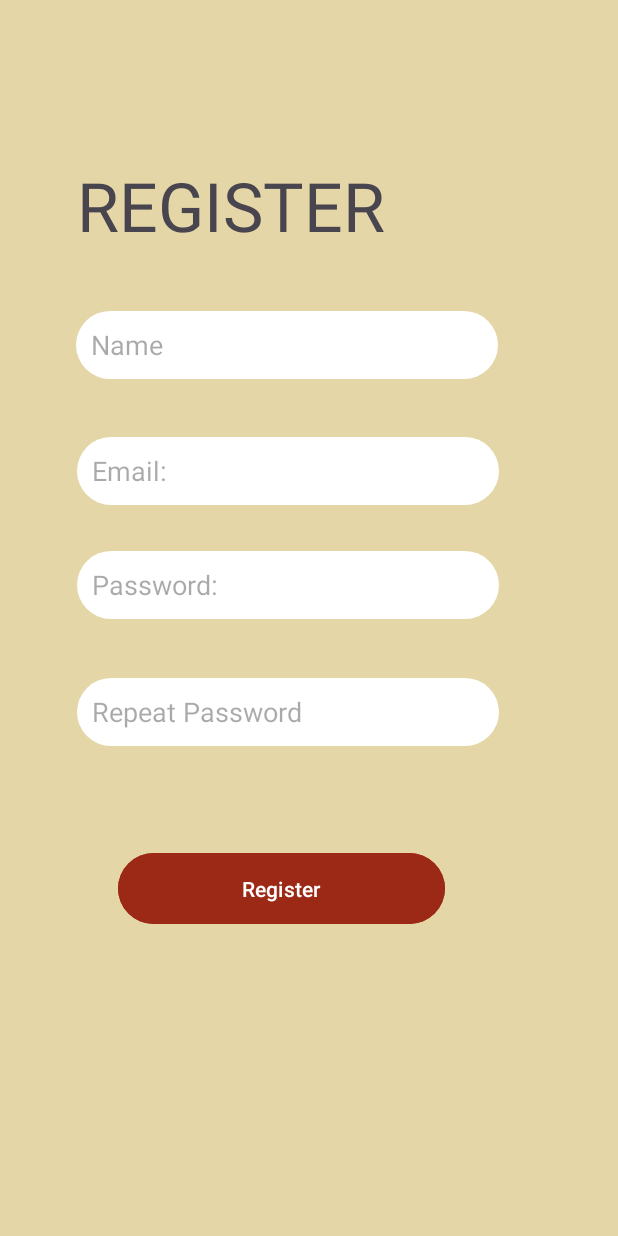
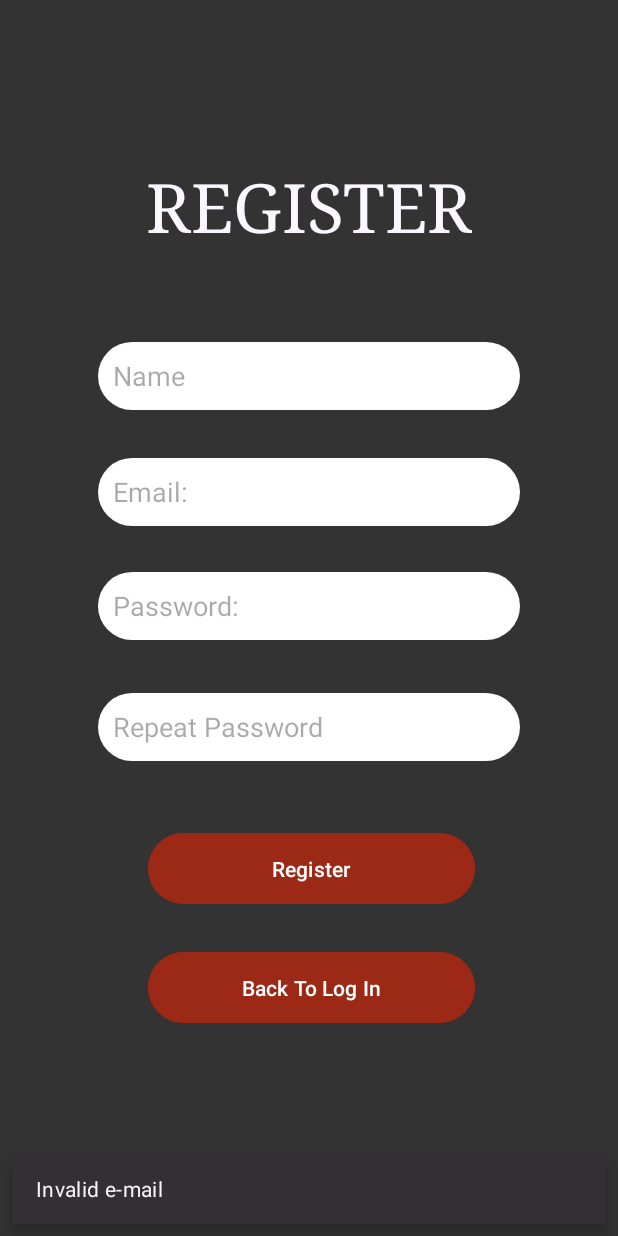
Before and after one commit to damianSte/DailyEdu, an Android app: the RegisterActivity screen opened directly, with no data from a screen before it, after a tap on "Register", on a phone screen of 412 x 824 dp. Run offline under Robolectric (Android 15) with nearby library versions, the phone set to English and light mode, and no system bars; our stand-ins replace Firebase (no records; nobody signed in at launch, a user with empty details on screens opened directly).

Commit message:
connecting error bars

```diff
--- a/app/build.gradle.kts
+++ b/app/build.gradle.kts
@@ -10,7 +10,7 @@ android {
 
     defaultConfig {
         applicationId = "com.example.dailyedu"
-        minSdk = 33
+        minSdk = 29
         targetSdk = 34
         versionCode = 1
         versionName = "1.0"
--- a/app/src/main/java/com/example/dailyedu/LogInActivity.kt
+++ b/app/src/main/java/com/example/dailyedu/LogInActivity.kt
@@ -8,9 +8,10 @@ import android.text.TextUtils
 import android.view.View
 import android.widget.Button
 import android.widget.EditText
+import com.example.dailyedu.firestore.ErrorSnackBar
 import com.google.firebase.auth.FirebaseAuth
 
-class LogInActivity : AppCompatActivity() {
+class LogInActivity : ErrorSnackBar() {
 
     private lateinit var inputEmail: EditText
     private lateinit var inputPassword: EditText
@@ -44,15 +45,15 @@ class LogInActivity : AppCompatActivity() {
 
         return when {
             TextUtils.isEmpty(email) -> {
-                //showErrorSnackBar("User not found", true)
+                showErrorSnackBar("User not found", true)
                 false
             }
             TextUtils.isEmpty(password) -> {
-               // showErrorSnackBar("Invalid Password or Email", true)
+                showErrorSnackBar("Invalid Password or Email", true)
                 false
             }
             else -> {
-               // showErrorSnackBar("Your details are valid", false)
+                showErrorSnackBar("Your details are valid", false)
                 true
             }
         }
@@ -80,11 +81,11 @@ class LogInActivity : AppCompatActivity() {
             FirebaseAuth.getInstance().signInWithEmailAndPassword(email, password)
                 .addOnCompleteListener { task ->
                     if (task.isSuccessful) {
-                        //showErrorSnackBar("You are logged in successfully.", false)
+                        showErrorSnackBar("You are logged in successfully.", false)
                         goToMainDisplay()
                         finish()
                     } else {
-                       // showErrorSnackBar(task.exception?.message.toString(), true)
+                        showErrorSnackBar(task.exception?.message.toString(), true)
                     }
                 }
         }
--- a/app/src/main/java/com/example/dailyedu/RegisterActivity.kt
+++ b/app/src/main/java/com/example/dailyedu/RegisterActivity.kt
@@ -1,9 +1,11 @@
 package com.example.dailyedu
 
+import android.content.Intent
 import androidx.appcompat.app.AppCompatActivity
 import android.os.Bundle
 import android.text.TextUtils
 import android.util.Patterns
+import android.view.View
 import android.widget.Button
 import android.widget.EditText
 import android.widget.Toast
@@ -21,7 +23,7 @@ class RegisterActivity : ErrorSnackBar() {
     private lateinit var registerPassword: EditText
     private lateinit var registerRepeatPassword: EditText
     private lateinit var registerName: EditText
-
+    private lateinit var goBackInToLogIn: Button
     override fun onCreate(savedInstanceState: Bundle?) {
         super.onCreate(savedInstanceState)
         setContentView(R.layout.activity_register)
@@ -32,14 +34,30 @@ class RegisterActivity : ErrorSnackBar() {
         registerName = findViewById<EditText>(R.id.editTextRegisterName)
 
         val registerButton = findViewById<Button>(R.id.buttonRegister)
+        goBackInToLogIn = findViewById(R.id.buttonGoLogIn)
 
         registerButton.isEnabled = true
+        goBackInToLogIn.isEnabled = true
 
         registerButton.setOnClickListener {
             if (registrationData()) {
                 registerUser()
+
+//                registerButton.setOnClickListener{
+//                    val int = Intent(this, MainDisplay::class.java)
+//                    startActivity(int)
+//
+//                }
             }
         }
+
+        goBackInToLogIn.setOnClickListener {
+
+            val intent = Intent(this, LogInActivity::class.java)
+            startActivity(intent)
+        }
+
+
 
     }
 
@@ -52,18 +70,25 @@ class RegisterActivity : ErrorSnackBar() {
 
         return when {
             TextUtils.isEmpty(email) -> {
+                showErrorSnackBar("Invalid e-mail", true)
                 false
             }
-            !isValidEmail(email)->{
+            !isValidEmail(email)-> {
+                showErrorSnackBar("Invalid e-mail", true)
                 false
             }
             TextUtils.isEmpty(password) -> {
+                showErrorSnackBar(" Password must contain at least one Cpital letter", true)
                 false
             }
             TextUtils.isEmpty(repeatPassword) -> {
+                if(repeatPassword!=password){
+                    showErrorSnackBar("Given password must be the same", true)
+                }
                 false
             }
             password != repeatPassword -> {
+                showErrorSnackBar("Given password must be the same", true)
                 false
             }
             else -> true
@@ -102,6 +127,7 @@ class RegisterActivity : ErrorSnackBar() {
                             FireStoreClass().registerUserFS(this@RegisterActivity, user)
                             // FirebaseAuth.getInstance().signOut() // Remove this line
                             finish()
+
                         } else {
                             showErrorSnackBar(task.exception!!.message.toString(), true)
                         }
--- a/app/src/main/res/layout/activity_biology.xml
+++ b/app/src/main/res/layout/activity_biology.xml
@@ -41,7 +41,8 @@
         android:id="@+id/imageViewDownload"
         android:layout_width="match_parent"
         android:layout_height="match_parent"
-        android:scaleType="centerCrop"
+
+        android:scaleType="fitCenter"
         tools:srcCompat="@tools:sample/avatars" />
 
     </androidx.cardview.widget.CardView>
--- a/app/src/main/res/layout/activity_register.xml
+++ b/app/src/main/res/layout/activity_register.xml
@@ -4,21 +4,24 @@
     xmlns:tools="http://schemas.android.com/tools"
     android:layout_width="match_parent"
     android:layout_height="match_parent"
-    android:background="#E4D6A7"
+    android:background="#333333"
     tools:context=".RegisterActivity">
 
     <TextView
         android:id="@+id/textViewRegisterTEXT"
-        android:layout_width="292dp"
-        android:layout_height="61dp"
+        android:layout_width="wrap_content"
+        android:layout_height="wrap_content"
+        android:fontFamily="serif"
         android:text="REGISTER"
         android:textAppearance="@style/TextAppearance.AppCompat.Display2"
+        android:textColor="#FAF7FF"
         app:layout_constraintBottom_toBottomOf="parent"
         app:layout_constraintEnd_toEndOf="parent"
-        app:layout_constraintHorizontal_bias="0.428"
+        app:layout_constraintHorizontal_bias="0.5"
         app:layout_constraintStart_toStartOf="parent"
         app:layout_constraintTop_toTopOf="parent"
         app:layout_constraintVertical_bias="0.14" />
+
 
     <EditText
         android:id="@+id/editTextRegisterPasswordReapet"
@@ -30,10 +33,9 @@
         android:inputType="textPassword"
         app:layout_constraintBottom_toBottomOf="parent"
         app:layout_constraintEnd_toEndOf="parent"
-        app:layout_constraintHorizontal_bias="0.392"
         app:layout_constraintStart_toStartOf="parent"
         app:layout_constraintTop_toBottomOf="@+id/editTextRegisterPassword"
-        app:layout_constraintVertical_bias="0.107" />
+        app:layout_constraintVertical_bias="0.1" />
 
     <EditText
         android:id="@+id/editTextRegisterPassword"
@@ -45,11 +47,9 @@
         android:inputType="textPassword"
         app:layout_constraintBottom_toBottomOf="parent"
         app:layout_constraintEnd_toEndOf="parent"
-        app:layout_constraintHorizontal_bias="0.392"
         app:layout_constraintStart_toStartOf="parent"
         app:layout_constraintTop_toBottomOf="@+id/editTextRegisterEmail"
-        app:layout_constraintVertical_bias="0.07" />
-
+        app:layout_constraintVertical_bias="0.071" />
 
     <EditText
         android:id="@+id/editTextRegisterEmail"
@@ -62,10 +62,23 @@
         android:inputType="textEmailAddress"
         app:layout_constraintBottom_toBottomOf="parent"
         app:layout_constraintEnd_toEndOf="parent"
-        app:layout_constraintHorizontal_bias="0.392"
         app:layout_constraintStart_toStartOf="parent"
         app:layout_constraintTop_toBottomOf="@+id/editTextRegisterName"
-        app:layout_constraintVertical_bias="0.189" />
+        app:layout_constraintVertical_bias="0.173" />
+
+    <EditText
+        android:id="@+id/editTextRegisterName"
+        android:layout_width="281dp"
+        android:layout_height="45dp"
+        android:background="@drawable/round_box"
+        android:ems="10"
+        android:hint="Name"
+        android:inputType="text"
+        app:layout_constraintBottom_toBottomOf="parent"
+        app:layout_constraintEnd_toEndOf="parent"
+        app:layout_constraintStart_toStartOf="parent"
+        app:layout_constraintTop_toBottomOf="@+id/textViewRegisterTEXT"
+        app:layout_constraintVertical_bias="0.1" />
 
     <Button
         android:id="@+id/buttonRegister"
@@ -75,25 +88,23 @@
         android:text="Register"
         app:layout_constraintBottom_toBottomOf="parent"
         app:layout_constraintEnd_toEndOf="parent"
-        app:layout_constraintHorizontal_bias="0.404"
+        app:layout_constraintHorizontal_bias="0.508"
         app:layout_constraintStart_toStartOf="parent"
         app:layout_constraintTop_toBottomOf="@+id/editTextRegisterPasswordReapet"
-        app:layout_constraintVertical_bias="0.247" />
+        app:layout_constraintVertical_bias="0.168" />
 
-    <EditText
-        android:id="@+id/editTextRegisterName"
-        android:layout_width="281dp"
-        android:layout_height="45dp"
-        android:hint="Name"
-        android:background="@drawable/round_box"
-        android:ems="10"
-        android:inputType="text"
+    <Button
+        android:id="@+id/buttonGoLogIn"
+        android:layout_width="218dp"
+        android:layout_height="55dp"
+        android:backgroundTint="#9B2915"
+        android:text="Back To Log In"
         app:layout_constraintBottom_toBottomOf="parent"
         app:layout_constraintEnd_toEndOf="parent"
-        app:layout_constraintHorizontal_bias="0.388"
+        app:layout_constraintHorizontal_bias="0.508"
         app:layout_constraintStart_toStartOf="parent"
-        app:layout_constraintTop_toBottomOf="@+id/textViewRegisterTEXT"
-        app:layout_constraintVertical_bias="0.064" />
+        app:layout_constraintTop_toBottomOf="@+id/buttonRegister"
+        app:layout_constraintVertical_bias="0.147" />
 
 
 </androidx.constraintlayout.widget.ConstraintLayout>
```
